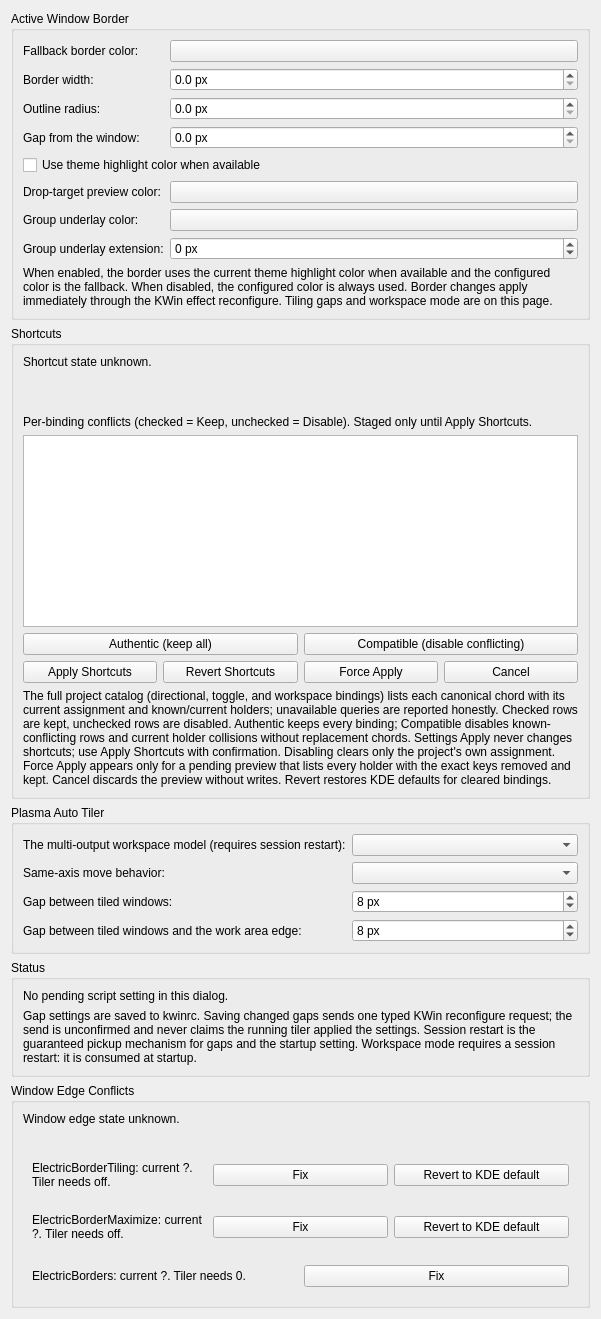
Above: kwin/native-effect/unifiedsettings.ui from beefsack/plasma-auto-tiler before the change. Below: the same form after it.
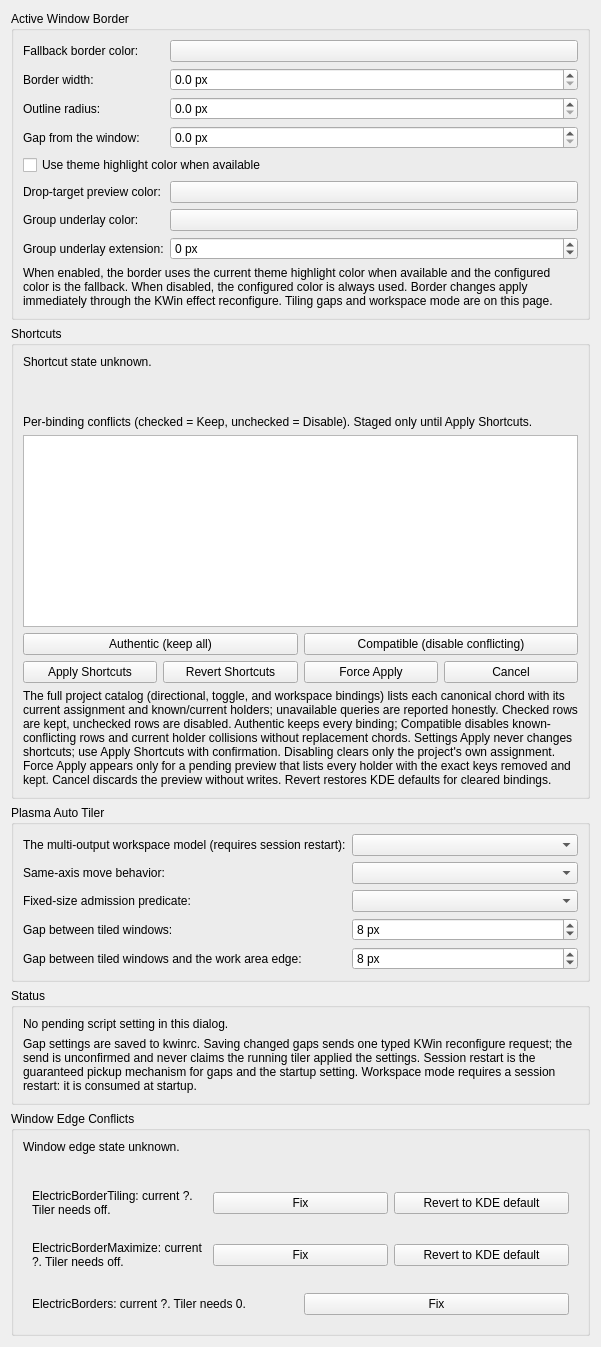
That is the form after the change. Custom widgets are drawn as their Qt base class.

Commit message: Add fixed-size admission predicate setting and rename same-axis move values

```diff
--- a/kwin/native-effect/unifiedsettings.ui
+++ b/kwin/native-effect/unifiedsettings.ui
@@ -326,6 +326,19 @@
         <widget class="QComboBox" name="sameAxisMoveCombo"/>
        </item>
         <item row="2" column="0">
+         <widget class="QLabel" name="label_fixedSizePredicate">
+          <property name="buddy">
+           <cstring>fixedSizePredicateCombo</cstring>
+          </property>
+         <property name="text">
+          <string>Fixed-size admission predicate:</string>
+         </property>
+        </widget>
+       </item>
+        <item row="2" column="1">
+        <widget class="QComboBox" name="fixedSizePredicateCombo"/>
+       </item>
+        <item row="3" column="0">
          <widget class="QLabel" name="label_innerGap">
           <property name="buddy">
            <cstring>innerGapSpinBox</cstring>
@@ -335,7 +348,7 @@
          </property>
         </widget>
        </item>
-        <item row="2" column="1">
+        <item row="3" column="1">
         <widget class="QSpinBox" name="innerGapSpinBox">
         <property name="minimum">
          <number>0</number>
@@ -351,7 +364,7 @@
         </property>
        </widget>
       </item>
-        <item row="3" column="0">
+        <item row="4" column="0">
          <widget class="QLabel" name="label_outerGap">
           <property name="buddy">
            <cstring>outerGapSpinBox</cstring>
@@ -361,7 +374,7 @@
          </property>
         </widget>
        </item>
-        <item row="3" column="1">
+        <item row="4" column="1">
         <widget class="QSpinBox" name="outerGapSpinBox">
         <property name="minimum">
          <number>0</number>
```
The commit also changes 44 other files.
